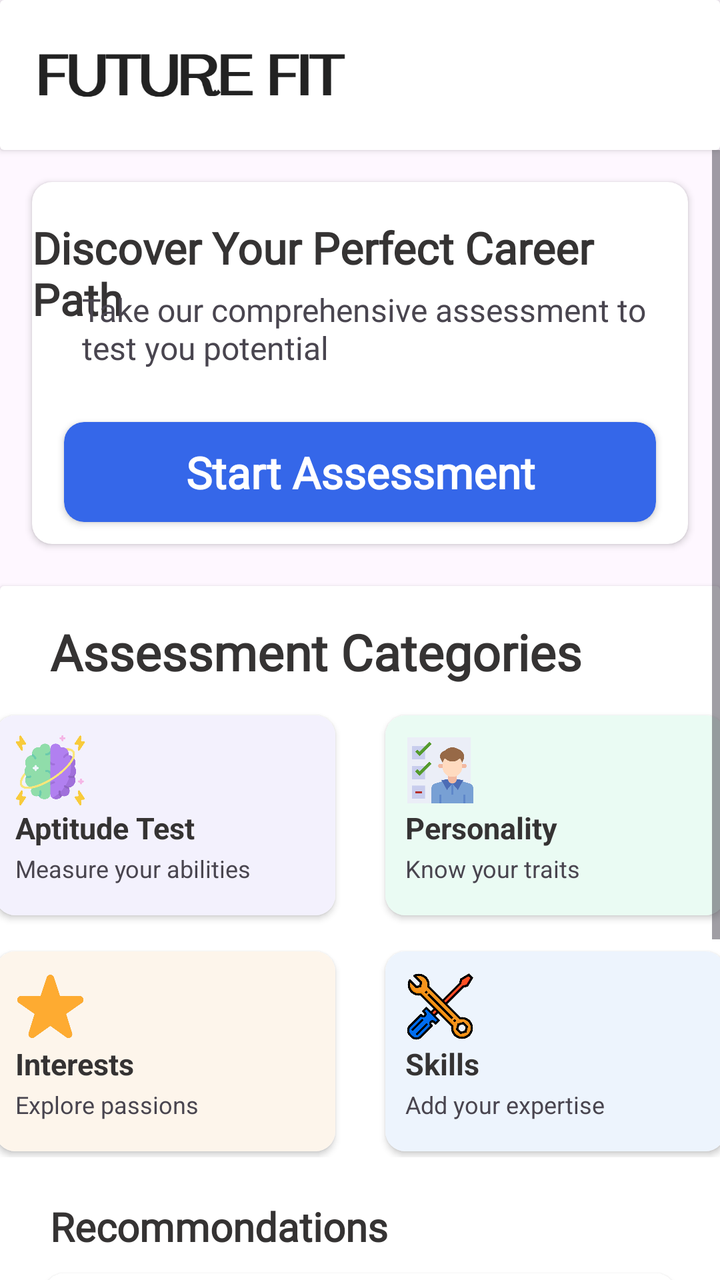
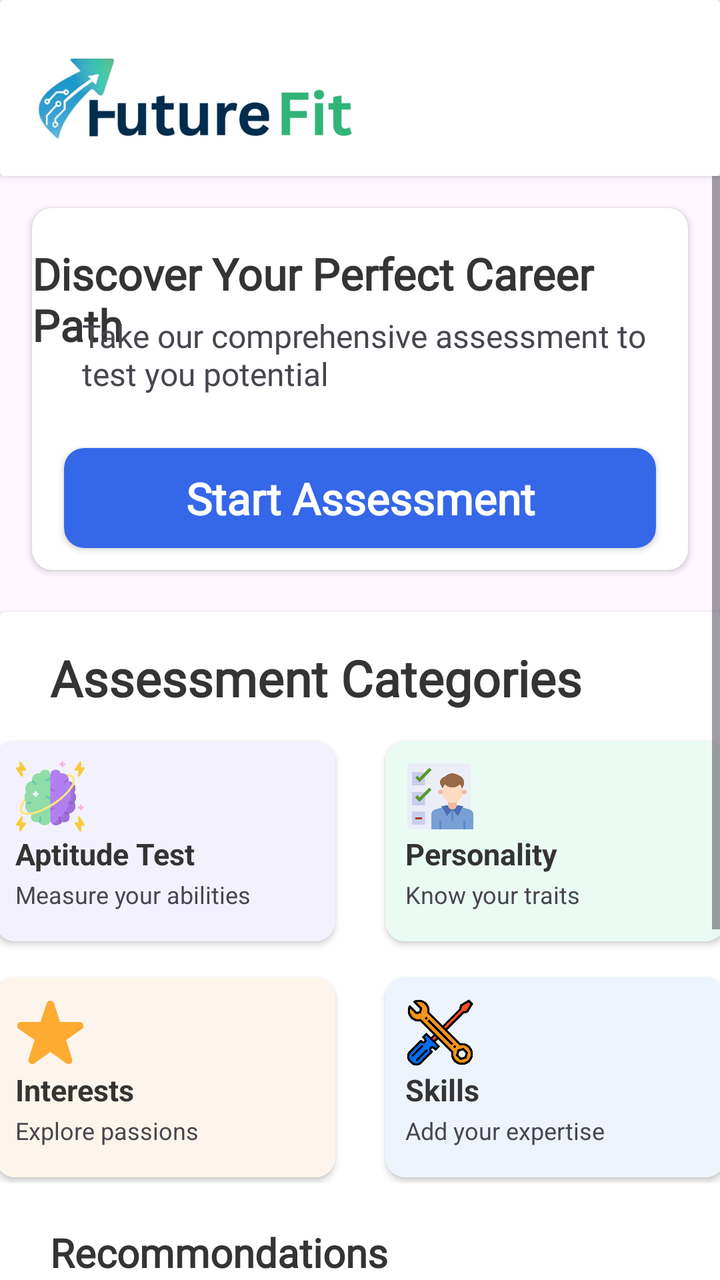

Before-and-after screenshots of an Android layout around one commit, followed by the original layout XML and the change that was made.
<!-- AndroidManifest.xml: application theme Theme.FutureFit -->
<!-- res/layout/fragment_home.xml -->
<?xml version="1.0" encoding="utf-8"?>
<FrameLayout xmlns:android="http://schemas.android.com/apk/res/android"
    xmlns:app="http://schemas.android.com/apk/res-auto"
    xmlns:tools="http://schemas.android.com/tools"
    android:layout_width="match_parent"
    android:id="@+id/homeFrag"
    android:backgroundTint="@color/Royalwhite"
    android:layout_height="match_parent"
    tools:context=".Fragments.HomeFrag">
    <LinearLayout
        android:layout_width="match_parent"
        android:layout_height="match_parent"
        android:orientation="vertical">

    <androidx.cardview.widget.CardView
        android:layout_width="match_parent"
        android:layout_height="wrap_content"
        >
        <ImageView
            android:id="@+id/imageView"
            android:layout_width="160dp"
            android:layout_marginStart="15dp"
            android:layout_marginTop="5dp"
            android:layout_marginBottom="5dp"
            android:layout_height="65dp"
            android:src="@drawable/futurefit2" />
    </androidx.cardview.widget.CardView>

        <ScrollView
            android:layout_width="match_parent"
            android:layout_height="match_parent">

            <LinearLayout
                android:layout_width="match_parent"
                android:layout_height="wrap_content"
                android:orientation="vertical" >

                <androidx.cardview.widget.CardView
                    android:layout_width="match_parent"
                    android:layout_height="wrap_content"
                    android:layout_margin="16dp"
                    android:elevation="7dp"
                    app:cardCornerRadius="10dp">
                    <TextView
                        android:layout_width="wrap_content"
                        android:layout_height="wrap_content"
                        android:layout_gravity="center_horizontal"
                        android:fontFamily="@font/ar_one_sans"
                        android:paddingTop="18dp"
                        android:text="Discover Your Perfect Career Path"
                        android:textColor="#353333"
                        android:textSize="22dp"
                        android:textStyle="bold"/>
                    <TextView
                        android:layout_width="match_parent"
                        android:layout_height="wrap_content"
                        android:text="Take our comprehensive assessment to \ntest you potential"
                        android:paddingStart="25dp"
                        android:textSize="16dp"
                        android:fontFamily="@font/ar_one_sans"
                        android:layout_marginTop="53dp"/>
                    <androidx.cardview.widget.CardView
                        android:layout_width="match_parent"
                        android:layout_height="50dp"
                        android:layout_marginTop="120dp"
                        android:layout_marginHorizontal="16dp"
                        android:layout_marginBottom="11dp"
                        android:backgroundTint="@color/Sky"
                        app:cardCornerRadius="10dp">
                        <TextView
                            android:layout_width="match_parent"
                            android:layout_height="match_parent"
                            android:text="Start Assessment"
                            android:textColor="@color/white"
                            android:textSize="22dp"
                            android:textStyle="bold"
                            android:fontFamily="@font/ar_one_sans"
                            android:gravity="center"/>
                    </androidx.cardview.widget.CardView>
                </androidx.cardview.widget.CardView>

                <androidx.cardview.widget.CardView
                    android:layout_width="match_parent"
                    android:layout_height="match_parent"
                    android:layout_marginTop="5dp">

                    <LinearLayout
                        android:layout_width="match_parent"
                        android:layout_height="wrap_content"
                        android:orientation="vertical">
                        <TextView
                            android:layout_width="match_parent"
                            android:layout_height="wrap_content"
                            android:fontFamily="@font/ar_one_sans"
                            android:paddingStart="25dp"
                            android:paddingTop="16dp"
                            android:text="Assessment Categories"
                            android:textColor="#353333"
                            android:textSize="25dp"
                            android:textStyle="bold" />


                        <LinearLayout
                            android:layout_width="match_parent"
                            android:layout_height="wrap_content"
                            android:layout_gravity="center_horizontal"
                            android:gravity="center"
                            android:orientation="horizontal">
                            <androidx.cardview.widget.CardView
                                android:layout_width="170dp"
                                android:layout_height="100dp"
                                android:layout_marginEnd="25dp"
                                app:cardCornerRadius="10dp"
                                android:layout_marginVertical="15dp"
                                android:layout_gravity="center">

                                <LinearLayout
                                    android:layout_width="match_parent"
                                    android:layout_height="match_parent"
                                    android:orientation="vertical"
                                    android:background="#F3F1FD">
                                    <ImageView
                                        android:layout_width="35dp"
                                        android:layout_height="35dp"
                                        android:src="@drawable/brain"
                                        android:layout_marginLeft="10dp"
                                        android:layout_marginTop="10dp"/>
                                    <TextView
                                        android:layout_width="wrap_content"
                                        android:layout_height="wrap_content"
                                        android:layout_marginLeft="10dp"
                                        android:textSize="15dp"
                                        android:textStyle="bold"
                                        android:textColor="@color/textcolor"
                                        android:layout_marginTop="1dp"
                                        android:text="Aptitude Test"/>
                                    <TextView
                                        android:layout_width="wrap_content"
                                        android:layout_height="wrap_content"
                                        android:text="Measure your abilities"
                                        android:textSize="12dp"
                                        android:layout_marginTop="2dp"
                                        android:layout_marginLeft="10dp"/>
                                </LinearLayout>


                            </androidx.cardview.widget.CardView>
                            <androidx.cardview.widget.CardView
                                android:layout_width="170dp"
                                android:layout_height="100dp"
                                app:cardCornerRadius="10dp"
                                android:layout_marginVertical="15dp"
                                android:layout_gravity="center">
                                <LinearLayout
                                    android:layout_width="match_parent"
                                    android:layout_height="match_parent"
                                    android:orientation="vertical"
                                    android:background="#EAFBF3">
                                    <ImageView
                                        android:layout_width="35dp"
                                        android:layout_height="35dp"
                                        android:src="@drawable/persontick"
                                        android:layout_marginLeft="10dp"
                                        android:layout_marginTop="10dp"/>
                                    <TextView
                                        android:layout_width="wrap_content"
                                        android:layout_height="wrap_content"
                                        android:layout_marginLeft="10dp"
                                        android:textSize="15dp"
                                        android:textStyle="bold"
                                        android:textColor="@color/textcolor"
                                        android:layout_marginTop="1dp"
                                        android:text="Personality"/>
                                    <TextView
                                        android:layout_width="wrap_content"
                                        android:layout_height="wrap_content"
                                        android:text="Know your traits"
                                        android:textSize="12dp"
                                        android:layout_marginTop="2dp"
                                        android:layout_marginLeft="10dp"/>
                                </LinearLayout>
                            </androidx.cardview.widget.CardView>
                        </LinearLayout>

                        <LinearLayout
                            android:layout_width="match_parent"
                            android:layout_height="wrap_content"
                            android:layout_gravity="center_horizontal"
                            android:gravity="center"
                            android:orientation="horizontal">
                            <androidx.cardview.widget.CardView
                                android:layout_width="170dp"
                                android:layout_height="100dp"
                                android:layout_marginEnd="25dp"
                                app:cardCornerRadius="10dp"
                                android:layout_marginVertical="3dp"
                                android:layout_gravity="center">
                                <LinearLayout
                                    android:layout_width="match_parent"
                                    android:layout_height="match_parent"
                                    android:orientation="vertical"
                                    android:background="#FDF5EB">
                                    <ImageView
                                        android:layout_width="35dp"
                                        android:layout_height="35dp"
                                        android:src="@drawable/star"
                                        android:layout_marginLeft="10dp"
                                        android:layout_marginTop="10dp"/>

                                    <TextView
                                        android:layout_width="wrap_content"
                                        android:layout_height="wrap_content"
                                        android:layout_marginLeft="10dp"
                                        android:layout_marginTop="1dp"
                                        android:text="Interests"
                                        android:textColor="@color/textcolor"
                                        android:textSize="15dp"
                                        android:textStyle="bold" />

                                    <TextView
                                        android:layout_width="wrap_content"
                                        android:layout_height="wrap_content"
                                        android:text="Explore passions"
                                        android:textSize="12dp"
                                        android:layout_marginTop="2dp"
                                        android:layout_marginLeft="10dp"/>
                                </LinearLayout>

                            </androidx.cardview.widget.CardView>

                            <androidx.cardview.widget.CardView
                                android:layout_width="170dp"
                                android:layout_height="100dp"
                                app:cardCornerRadius="10dp"
                                android:layout_gravity="center">
                                <LinearLayout
                                    android:layout_width="match_parent"
                                    android:layout_height="match_parent"
                                    android:orientation="vertical"
                                    android:background="#EDF4FD">
                                    <ImageView
                                        android:layout_width="35dp"
                                        android:layout_height="35dp"
                                        android:src="@drawable/skills"
                                        android:layout_marginLeft="10dp"
                                        android:layout_marginTop="10dp"/>

                                    <TextView
                                        android:layout_width="wrap_content"
                                        android:layout_height="wrap_content"
                                        android:layout_marginLeft="10dp"
                                        android:layout_marginTop="1dp"
                                        android:text="Skills"
                                        android:textColor="@color/textcolor"
                                        android:textSize="15dp"
                                        android:textStyle="bold" />

                                    <TextView
                                        android:layout_width="wrap_content"
                                        android:layout_height="wrap_content"
                                        android:text="Add your expertise"
                                        android:textSize="12dp"
                                        android:layout_marginTop="2dp"
                                        android:layout_marginLeft="10dp"/>
                                </LinearLayout>
                            </androidx.cardview.widget.CardView>
                        </LinearLayout>


                        <TextView
                            android:layout_width="match_parent"
                            android:layout_height="wrap_content"
                            android:fontFamily="@font/ar_one_sans"
                            android:paddingStart="25dp"
                            android:paddingTop="16dp"
                            android:layout_marginTop="5dp"
                            android:text="Recommondations"
                            android:textColor="#353333"
                            android:textSize="20dp"
                            android:textStyle="bold" />

                        <androidx.cardview.widget.CardView
                            android:layout_width="match_parent"
                            android:layout_height="68dp"
                            android:layout_marginTop="10dp"
                            android:layout_marginHorizontal="22dp"
                            app:cardCornerRadius="10dp"
                            android:layout_marginBottom="3dp"
                            >
                            <ImageView
                                android:layout_width="45dp"
                                android:layout_height="45dp"
                                android:src="@drawable/star"
                                android:layout_gravity="center_vertical"
                                android:layout_marginLeft="10dp"/>
                            <TextView
                                android:layout_width="wrap_content"
                                android:layout_height="wrap_content"
                                android:layout_marginLeft="70dp"
                                android:layout_marginTop="10dp"
                                android:text="Experience"
                                android:textColor="@color/textcolor"
                                android:textSize="18dp"
                                android:textStyle="bold"
                                />
                            <TextView
                                android:layout_width="wrap_content"
                                android:layout_height="wrap_content"
                                android:text="Add you work experience for right AI Guidance"
                                android:textSize="13dp"
                                android:layout_marginTop="35dp"
                                android:layout_marginLeft="70dp"/>
                        </androidx.cardview.widget.CardView>

                        <androidx.cardview.widget.CardView
                            android:layout_width="match_parent"
                            android:layout_height="68dp"
                            android:layout_marginHorizontal="22dp"
                            app:cardCornerRadius="10dp"
                            android:layout_marginTop="5dp"
                            android:layout_marginBottom="3dp"
                            >
                            <ImageView
                                android:layout_width="45dp"
                                android:layout_height="45dp"
                                android:src="@drawable/star"
                                android:layout_gravity="center_vertical"
                                android:layout_marginLeft="10dp"/>
                            <TextView
                                android:layout_width="wrap_content"
                                android:layout_height="wrap_content"
                                android:layout_marginLeft="70dp"
                                android:layout_marginTop="10dp"
                                android:text="Certification"
                                android:textColor="@color/textcolor"
                                android:textSize="18dp"
                                android:textStyle="bold"
                                />
                            <TextView
                                android:layout_width="wrap_content"
                                android:layout_height="wrap_content"
                                android:text="Provide your Certificates for prediciting right career opportunities"
                                android:textSize="13dp"
                                android:layout_marginTop="35dp"
                                android:layout_marginLeft="70dp"/>
                        </androidx.cardview.widget.CardView>

                        <LinearLayout
                            android:layout_width="match_parent"
                            android:layout_height="match_parent"
                            android:layout_marginTop="25dp"
                            android:layout_marginBottom="15dp"
                            android:orientation="horizontal">
                            <TextView
                                android:layout_width="wrap_content"
                                android:layout_height="wrap_content"
                                android:text="Career Prediction :"
                                android:textSize="20dp"
                                android:textColor="@color/textcolor"
                                android:textStyle="bold"
                                android:fontFamily="@font/ar_one_sans"
                                android:layout_gravity="center_vertical"
                                android:layout_marginLeft="18dp"/>
                            <androidx.cardview.widget.CardView
                                android:layout_width="match_parent"
                                android:layout_height="60dp"
                                app:cardCornerRadius="7dp"
                                android:layout_gravity="center_vertical"
                                android:layout_marginStart="12dp"
                                android:backgroundTint="@color/Sky"
                                android:layout_marginEnd="22dp">

                                <TextView
                                    android:layout_width="match_parent"
                                    android:layout_height="match_parent"
                                    android:layout_gravity="center"
                                    android:fontFamily="@font/ar_one_sans"
                                    android:gravity="center"
                                    android:text="Check Profile Status"
                                    android:textColor="@color/white"
                                    android:textSize="20dp"/>
                            </androidx.cardview.widget.CardView>
                        </LinearLayout>
                    </LinearLayout>
                </androidx.cardview.widget.CardView>








            </LinearLayout>
        </ScrollView>


    </LinearLayout>
</FrameLayout>
<!-- resources referenced by this layout -->
<resources>
  <color name="Royalwhite">#f5f5f5</color>
  <color name="Sky">#3567E9</color>
  <color name="textcolor">#353333</color>
  <color name="white">#FFFFFFFF</color>
  <!-- drawable brain: png bitmap (drawable, 35141 bytes) -->
  <!-- drawable futurefit2: png bitmap (drawable, 26508 bytes) -->
  <!-- drawable persontick: png bitmap (drawable, 16893 bytes) -->
  <!-- drawable skills: png bitmap (drawable, 23222 bytes) -->
  <!-- drawable star: png bitmap (drawable, 54901 bytes) -->
  <style name="Theme.FutureFit" parent="Base.Theme.FutureFit" />
  <style name="Base.Theme.FutureFit" parent="Theme.Material3.DayNight.NoActionBar">
          
          
      </style>
</resources>

<!-- the commit's change to res/layout/fragment_home.xml (unified diff, before → after) -->
@@ -17,13 +17,13 @@
         android:layout_height="wrap_content"
         >
         <ImageView
-            android:id="@+id/imageView"
-            android:layout_width="160dp"
+            android:id="@+id/imageView1"
+            android:layout_width="165dp"
             android:layout_marginStart="15dp"
-            android:layout_marginTop="5dp"
+            android:layout_marginTop="15dp"
             android:layout_marginBottom="5dp"
-            android:layout_height="65dp"
-            android:src="@drawable/futurefit2" />
+            android:layout_height="68dp"
+            android:src="@drawable/finallogo2" />
     </androidx.cardview.widget.CardView>
 
         <ScrollView
@@ -107,6 +107,7 @@
                             android:gravity="center"
                             android:orientation="horizontal">
                             <androidx.cardview.widget.CardView
+                                android:id="@+id/AssessmentAptitudeTest"
                                 android:layout_width="170dp"
                                 android:layout_height="100dp"
                                 android:layout_marginEnd="25dp"
@@ -146,6 +147,7 @@
 
                             </androidx.cardview.widget.CardView>
                             <androidx.cardview.widget.CardView
+                                android:id="@+id/AssessmentPersonalityTest"
                                 android:layout_width="170dp"
                                 android:layout_height="100dp"
                                 app:cardCornerRadius="10dp"
@@ -189,6 +191,7 @@
                             android:gravity="center"
                             android:orientation="horizontal">
                             <androidx.cardview.widget.CardView
+                                android:id="@+id/AssessmentInterestTest"
                                 android:layout_width="170dp"
                                 android:layout_height="100dp"
                                 android:layout_marginEnd="25dp"
@@ -229,6 +232,7 @@
                             </androidx.cardview.widget.CardView>
 
                             <androidx.cardview.widget.CardView
+                                android:id="@+id/ProvideSkills"
                                 android:layout_width="170dp"
                                 android:layout_height="100dp"
                                 app:cardCornerRadius="10dp"
@@ -280,6 +284,7 @@
                             android:textStyle="bold" />
 
                         <androidx.cardview.widget.CardView
+                            android:id="@+id/ProvideExperience"
                             android:layout_width="match_parent"
                             android:layout_height="68dp"
                             android:layout_marginTop="10dp"
@@ -313,6 +318,7 @@
                         </androidx.cardview.widget.CardView>
 
                         <androidx.cardview.widget.CardView
+                            android:id="@+id/ProvideCertificates"
                             android:layout_width="match_parent"
                             android:layout_height="68dp"
                             android:layout_marginHorizontal="22dp"
<!-- resource entries referenced after the edit -->
@@ -5,7 +5,7 @@
   <color name="textcolor">#353333</color>
   <color name="white">#FFFFFFFF</color>
   <!-- drawable brain: png bitmap (drawable, 35141 bytes) -->
-  <!-- drawable futurefit2: png bitmap (drawable, 26508 bytes) -->
+  <!-- drawable finallogo2: png bitmap (drawable, 57293 bytes) -->
   <!-- drawable persontick: png bitmap (drawable, 16893 bytes) -->
   <!-- drawable skills: png bitmap (drawable, 23222 bytes) -->
   <!-- drawable star: png bitmap (drawable, 54901 bytes) -->
